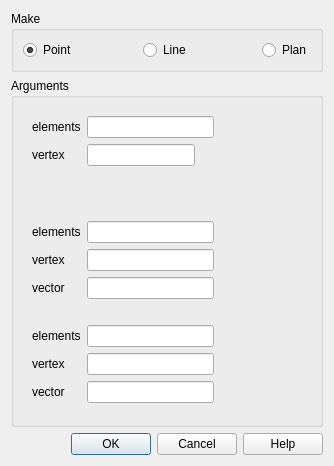
First picture: the form in src/HEXABLOCKGUI/Symmetry_QTD.ui, repository SalomePlatform/hexablock, before the edit.
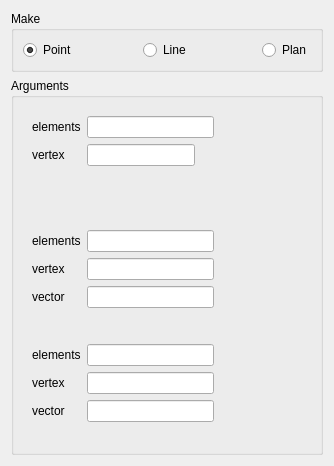
Second picture: the form after the edit.

Commit message: fixed : selection model added : highlight on propagation's edges 	apply button on dialog panel updated : association menu, object brower's name, menu always showing, ...

```diff
--- a/src/HEXABLOCKGUI/Symmetry_QTD.ui
+++ b/src/HEXABLOCKGUI/Symmetry_QTD.ui
@@ -243,16 +243,6 @@
      </layout>
     </widget>
    </item>
-   <item>
-    <widget class="QDialogButtonBox" name="buttonBox">
-     <property name="orientation">
-      <enum>Qt::Horizontal</enum>
-     </property>
-     <property name="standardButtons">
-      <set>QDialogButtonBox::Cancel|QDialogButtonBox::Ok|QDialogButtonBox::Help</set>
-     </property>
-    </widget>
-   </item>
   </layout>
  </widget>
  <resources/>
```
The commit also changes 37 other files.
